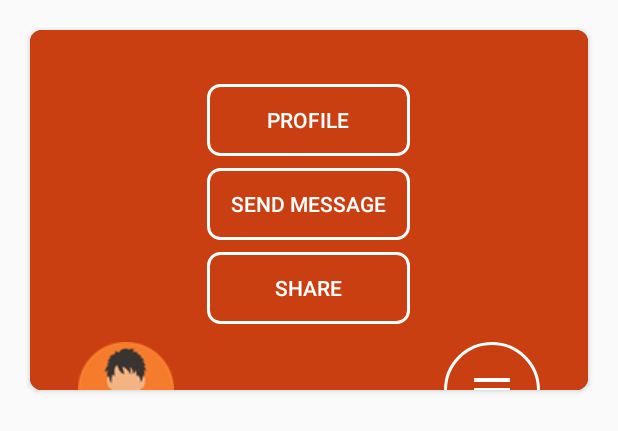
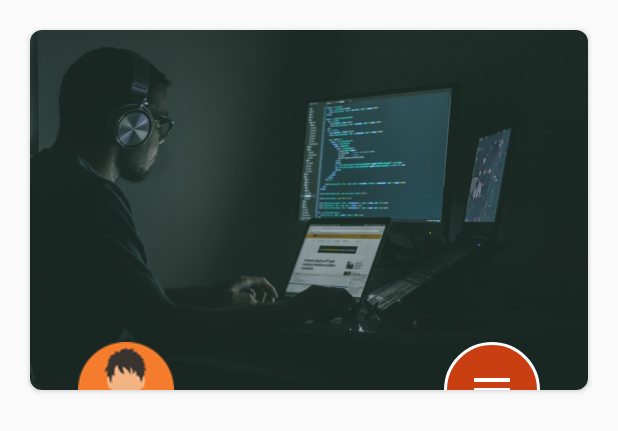
Before and after one commit to mavenium/User.Profile.Card, an Android app: the layout layout_user_profile.xml on its own in the app's theme, with its tools: preview values and no code run, on a phone screen of 412 x 824 dp. Shown: the top 431 px of the screen. Run offline under Robolectric (Android 15) with nearby library versions, the phone set to English and light mode, and no system bars.

Commit message:
fix names

```diff
--- a/app/src/main/res/drawable/toggle_normal_bg.xml
+++ b/app/src/main/res/drawable/toggle_normal_bg.xml
@@ -4,6 +4,6 @@
     android:shape="oval">
 
     <stroke android:width="2dp" android:color="@android:color/white" />
-    <solid android:color="@color/toggl_normal_bg" />
+    <solid android:color="@color/toggle_normal_bg" />
 
 </shape>
--- a/app/src/main/res/layout/layout_user_profile.xml
+++ b/app/src/main/res/layout/layout_user_profile.xml
@@ -30,11 +30,13 @@
                 android:layout_width="match_parent"
                 android:layout_height="match_parent"
                 android:layout_gravity="center"
+                android:visibility="gone"
                 android:background="@color/user_profile_master_color">
 
                 <androidx.appcompat.widget.LinearLayoutCompat
                     android:id="@+id/layout_user_profile_buttons_linearLayoutCompat"
                     android:orientation="vertical"
+                    android:visibility="gone"
                     android:layout_centerInParent="true"
                     android:layout_width="wrap_content"
                     android:layout_height="wrap_content">
@@ -71,16 +73,15 @@
             android:layout_alignBottom="@id/layout_user_profile_cover_frameLayout"/>
 
         <androidx.appcompat.widget.AppCompatImageView
-            android:layout_width="@dimen/user_profile_toggl_height_width"
-            android:layout_height="@dimen/user_profile_toggl_height_width"
+            android:layout_width="@dimen/user_profile_toggle_height_width"
+            android:layout_height="@dimen/user_profile_toggle_height_width"
             android:layout_alignRight="@id/layout_user_profile_cover_frameLayout"
             android:layout_alignBottom="@id/layout_user_profile_cover_frameLayout"
-            android:layout_marginRight="@dimen/user_profile_toggl_margin_right"
-            android:layout_marginBottom="@dimen/user_profile_toggl_margin_bottom"
+            android:layout_marginRight="@dimen/user_profile_toggle_margin_right"
+            android:layout_marginBottom="@dimen/user_profile_toggle_margin_bottom"
             android:scaleType="fitXY"
             android:padding="16dp"
             android:background="@drawable/toggle_normal_bg"
-
             android:src="@drawable/ic_menu_white_24dp" />
 
     </RelativeLayout>
--- a/app/src/main/res/values/colors.xml
+++ b/app/src/main/res/values/colors.xml
@@ -6,5 +6,5 @@
 
     <color name="user_profile_master_color">#C93F12</color>
 
-    <color name="toggl_normal_bg">#C93F12</color>
+    <color name="toggle_normal_bg">#C93F12</color>
 </resources>
--- a/app/src/main/res/values/dimens.xml
+++ b/app/src/main/res/values/dimens.xml
@@ -6,7 +6,7 @@
     <dimen name="user_profile_image_margin_bottom">-32dp</dimen>
     <dimen name="user_profile_image_margin_left">32dp</dimen>
 
-    <dimen name="user_profile_toggl_height_width">64dp</dimen>
-    <dimen name="user_profile_toggl_margin_right">32dp</dimen>
-    <dimen name="user_profile_toggl_margin_bottom">-32dp</dimen>
+    <dimen name="user_profile_toggle_height_width">64dp</dimen>
+    <dimen name="user_profile_toggle_margin_right">32dp</dimen>
+    <dimen name="user_profile_toggle_margin_bottom">-32dp</dimen>
 </resources>
```
